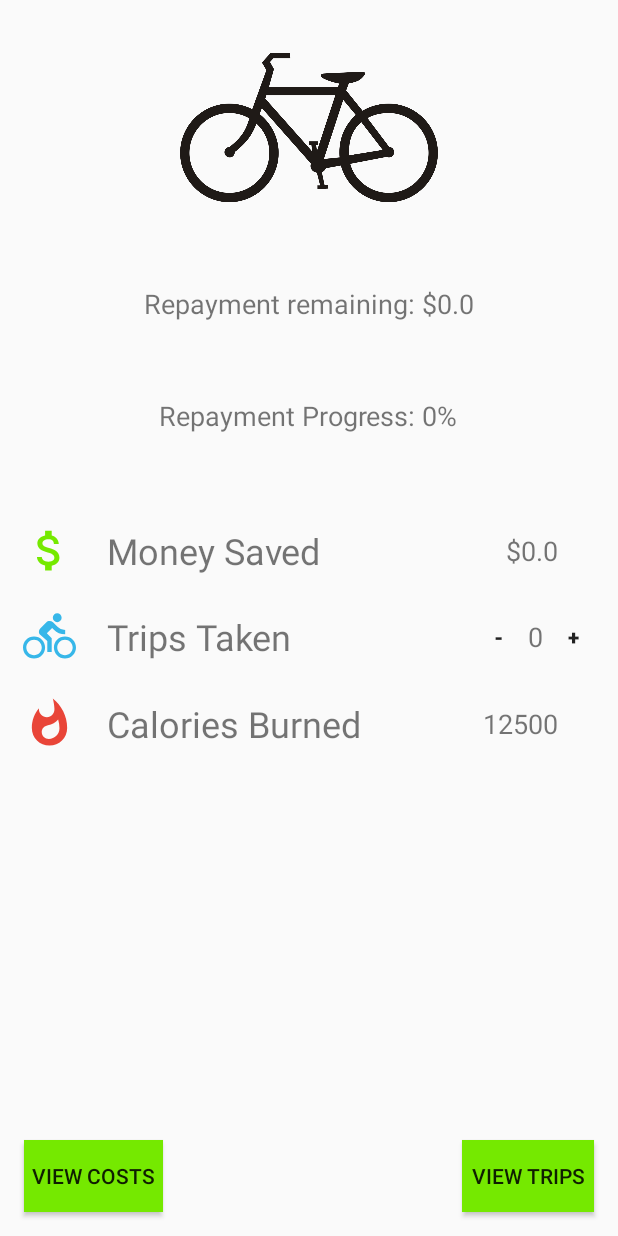
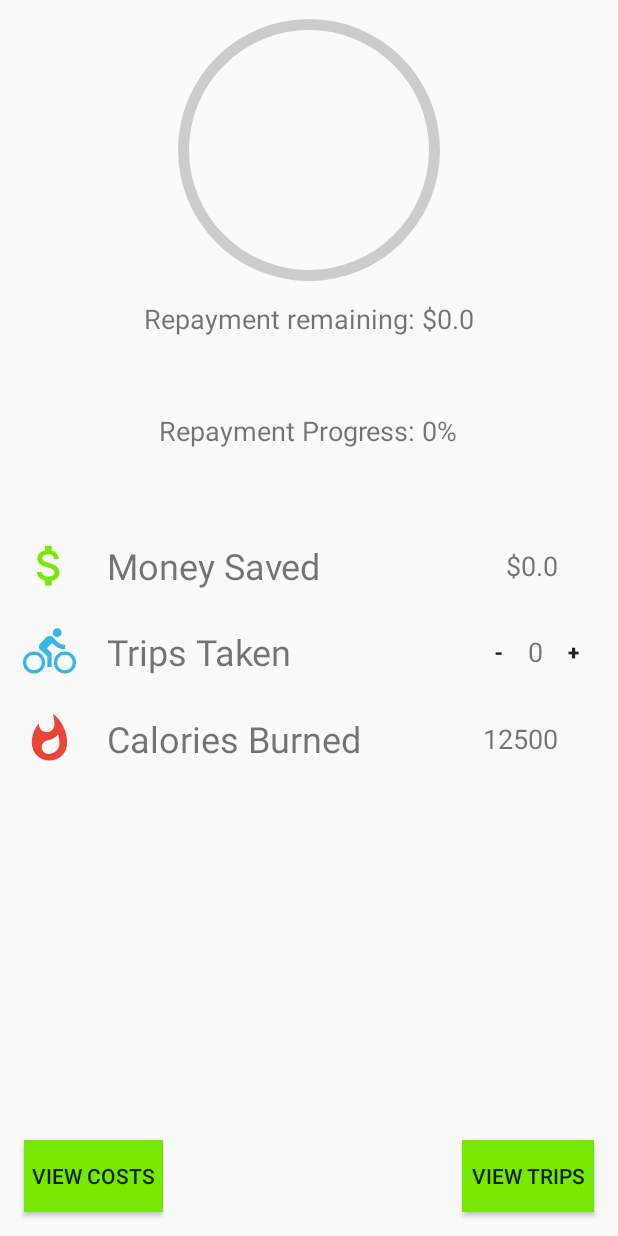
Before and after one commit to russell-knight/cycle-save, an Android app: the HomeActivity screen opened directly, with no data from a screen before it, on a phone screen of 412 x 824 dp. Run offline under Robolectric (Android 15) with nearby library versions, the light colour scheme and no system bars.

Commit message:
Added repayment progress bar to home screen

```diff
--- a/app/src/main/java/android/example/cyclesave/HomeActivity.kt
+++ b/app/src/main/java/android/example/cyclesave/HomeActivity.kt
@@ -65,6 +65,7 @@ class HomeActivity : AppCompatActivity() {
         money_saved_value.text = "$" + transportSavings
         cost_remaining.text = "Repayment remaining: $" + costRemaining
         repayment_percentage.text = "Repayment Progress: " + repaymentProgress.toString() + "%"
+        progressBar.progress = repaymentProgress
     }
 
     /* Calculates costs and updates necessary variables */
--- /dev/null
+++ b/app/src/main/res/drawable/circle_shape.xml
@@ -0,0 +1,13 @@
+<?xml version="1.0" encoding="utf-8"?>
+<shape
+    xmlns:android="http://schemas.android.com/apk/res/android"
+    android:shape="ring"
+    android:innerRadiusRatio="2.5"
+    android:thickness="7dp"
+    android:useLevel="false"
+    android:layout_height="wrap_content"
+    android:layout_width="wrap_content">
+
+    <solid android:color="#CCC" />
+
+</shape>
--- /dev/null
+++ b/app/src/main/res/drawable/circular_progress_bar.xml
@@ -0,0 +1,20 @@
+<?xml version="1.0" encoding="utf-8"?>
+<rotate xmlns:android="http://schemas.android.com/apk/res/android"
+    android:fromDegrees="270"
+    android:toDegrees="270"
+    android:layout_height="wrap_content"
+    android:layout_width="wrap_content">
+    <shape
+        android:innerRadiusRatio="2.5"
+        android:shape="ring"
+        android:thickness="7dp"
+        android:useLevel="true"><!-- this line fixes the issue for lollipop api 21 -->
+
+        <gradient
+            android:angle="0"
+            android:endColor="@android:color/holo_red_light"
+            android:startColor="@color/colorPrimary"
+            android:type="sweep"
+            android:useLevel="false" />
+    </shape>
+</rotate>
--- a/app/src/main/res/layout/activity_home.xml
+++ b/app/src/main/res/layout/activity_home.xml
@@ -10,14 +10,17 @@
         android:layout_height="match_parent"
         android:orientation="vertical">
 
-        <ImageView
-            android:layout_width="172dp"
-            android:layout_height="150dp"
+        <ProgressBar
+            android:id="@+id/progressBar"
             android:layout_gravity="center"
-            android:layout_marginTop="10dp"
-            android:layout_marginBottom="30dp"
-            android:contentDescription="@string/bicycle_icon_desc"
-            android:src="@drawable/bicycle_icon" />
+            android:layout_width="200dp"
+            android:layout_height="200dp"
+            android:indeterminate="false"
+            android:progressDrawable="@drawable/circular_progress_bar"
+            android:background="@drawable/circle_shape"
+            style="?android:attr/progressBarStyleHorizontal"
+            android:max="100"
+            android:progress="0" />
 
         <TextView
             android:id="@+id/cost_remaining"
```
